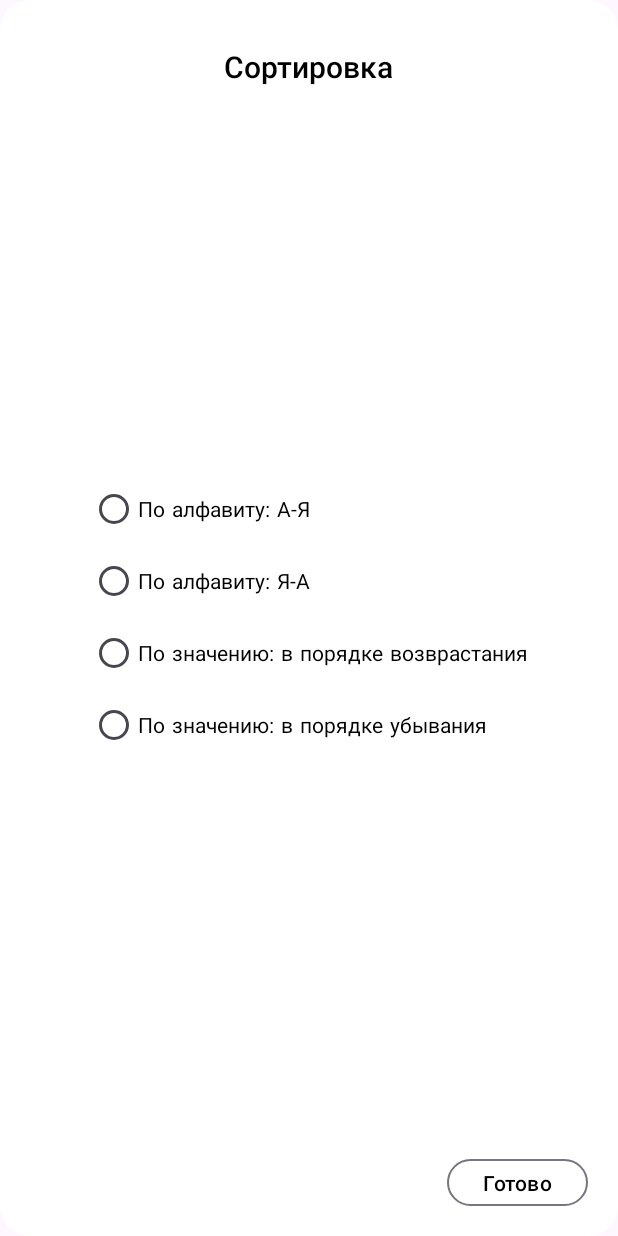
After one commit to daniilxt/ExchangeRate, an Android app: the layout fragment_filter_dialog.xml on its own in the app's theme, with its tools: preview values and no code run, on a phone screen of 412 x 824 dp. The commit adds this screen. Run offline under Robolectric (Android 15) with nearby library versions, the phone set to English and light mode, and no system bars.

Commit message:
Created filter dialog

```diff
--- a/common/src/main/java/ru/daniilxt/common/extensions/ViewExtensions.kt
+++ b/common/src/main/java/ru/daniilxt/common/extensions/ViewExtensions.kt
@@ -5,7 +5,9 @@ import android.view.LayoutInflater
 import android.view.View
 import android.view.ViewGroup
 import android.view.WindowInsetsController
+import android.widget.RadioGroup
 import androidx.viewbinding.ViewBinding
+import kotlinx.coroutines.NonCancellable.children
 import ru.daniilxt.common.utils.DebounceClickListener
 import ru.daniilxt.common.utils.DebouncePostHandler
 
--- /dev/null
+++ b/common/src/main/res/drawable/bg_rounded.xml
@@ -0,0 +1,6 @@
+<?xml version="1.0" encoding="utf-8"?>
+<shape xmlns:android="http://schemas.android.com/apk/res/android"
+    android:shape="rectangle">
+    <corners android:radius="@dimen/dp_20" />
+    <solid android:color="@color/bg_primary" />
+</shape>
--- a/common/src/main/res/values/strings.xml
+++ b/common/src/main/res/values/strings.xml
@@ -2,4 +2,14 @@
     <string name="error_unknown">Неизвестная ошибка, попробуйте позднее.</string>
     <string name="error_connection">Ошибка подключения к серверу, попробуйте позднее.</string>
     <string name="currency">Валюта</string>
+    <string name="ready">Готово</string>
+    <string name="filtering">Сортировка</string>
+
+    <string name="popular">Популярное</string>
+    <string name="favourite">Избранное</string>
+
+    <string name="alphabetically_asc">По алфавиту: А-Я</string>
+    <string name="alphabetically_desc">По алфавиту: Я-А</string>
+    <string name="value_asc">По значению: в порядке возврастания</string>
+    <string name="value_desc">По значению: в порядке убывания</string>
 </resources>
--- /dev/null
+++ b/feature/src/main/res/layout/fragment_filter_dialog.xml
@@ -0,0 +1,73 @@
+<?xml version="1.0" encoding="utf-8"?>
+<androidx.constraintlayout.widget.ConstraintLayout xmlns:android="http://schemas.android.com/apk/res/android"
+    xmlns:app="http://schemas.android.com/apk/res-auto"
+    android:layout_width="match_parent"
+    android:layout_height="match_parent"
+    android:padding="@dimen/dp_10"
+    android:background="@drawable/bg_rounded">
+
+    <TextView
+        android:id="@+id/tv_title"
+        style="@style/TextView.Title"
+        android:layout_width="wrap_content"
+        android:layout_height="wrap_content"
+        android:layout_marginTop="@dimen/dp_20"
+        android:text="@string/filtering"
+        app:layout_constraintEnd_toEndOf="parent"
+        app:layout_constraintStart_toStartOf="parent"
+        app:layout_constraintTop_toTopOf="parent" />
+
+    <RadioGroup
+        android:id="@+id/radio_group"
+        android:layout_width="wrap_content"
+        android:layout_height="wrap_content"
+        app:layout_constraintBottom_toTopOf="@id/mb_ok"
+        app:layout_constraintEnd_toEndOf="parent"
+        app:layout_constraintStart_toStartOf="parent"
+        app:layout_constraintTop_toBottomOf="@id/tv_title">
+
+        <com.google.android.material.radiobutton.MaterialRadioButton
+            android:id="@+id/rb_alphabetically_asc"
+            style="@style/TextView.PlainText"
+            android:layout_width="wrap_content"
+            android:layout_height="wrap_content"
+            android:text="@string/alphabetically_asc" />
+
+        <com.google.android.material.radiobutton.MaterialRadioButton
+            android:id="@+id/rb_alphabetically_desc"
+            style="@style/TextView.PlainText"
+            android:layout_width="wrap_content"
+            android:layout_height="wrap_content"
+            android:text="@string/alphabetically_desc" />
+
+        <com.google.android.material.radiobutton.MaterialRadioButton
+            android:id="@+id/rb_value_asc"
+            style="@style/TextView.PlainText"
+            android:layout_width="wrap_content"
+            android:layout_height="wrap_content"
+            android:text="@string/value_asc" />
+
+        <com.google.android.material.radiobutton.MaterialRadioButton
+            android:id="@+id/rb_value_desc"
+            style="@style/TextView.PlainText"
+            android:layout_width="wrap_content"
+            android:layout_height="wrap_content"
+            android:text="@string/value_desc" />
+    </RadioGroup>
+
+    <com.google.android.material.button.MaterialButton
+        android:id="@+id/mb_ok"
+        style="@style/Widget.Material3.Button.OutlinedButton"
+        android:layout_width="wrap_content"
+        android:layout_height="wrap_content"
+        android:insetLeft="@dimen/dp_10"
+        android:insetTop="@dimen/dp_10"
+        android:insetRight="@dimen/dp_10"
+        android:insetBottom="@dimen/dp_10"
+        android:text="@string/ready"
+        android:textColor="@color/black"
+        app:layout_constraintBottom_toBottomOf="parent"
+        app:layout_constraintEnd_toEndOf="parent"
+        app:layout_constraintTop_toBottomOf="@id/tv_title"
+        app:layout_constraintVertical_bias="1" />
+</androidx.constraintlayout.widget.ConstraintLayout>
--- a/feature/src/main/res/values/strings.xml
+++ /dev/null
@@ -1,5 +0,0 @@
-<?xml version="1.0" encoding="utf-8"?>
-<resources>
-    <string name="popular">Популярное</string>
-    <string name="favourite">Избранное</string>
-</resources>
```
Also changed, not shown: feature/src/main/java/ru/daniilxt/feature/dialogs/FilterDialogFragment.kt (added, +77 -0 lines), feature/src/main/java/ru/daniilxt/feature/domain/model/FilterType.kt (added, +8 -0 lines), feature/src/main/java/ru/daniilxt/feature/main_screen/presentation/MainScreenFragment.kt (+25 -1 lines), feature/src/main/java/ru/daniilxt/feature/interactors/IUpdatable.kt (renamed from feature/src/main/java/ru/daniilxt/feature/interactors/IUpdataable.kt).
